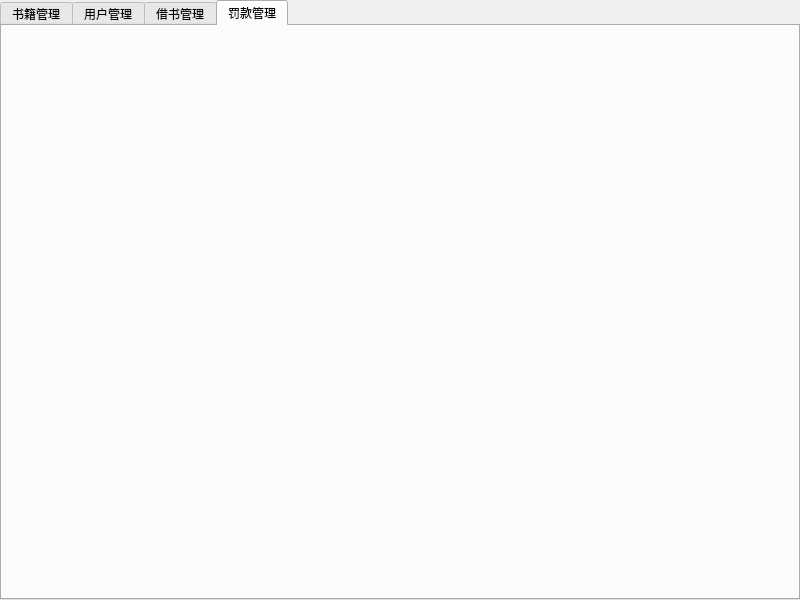
guojin9001/database, file admin.ui: the form before one commit.
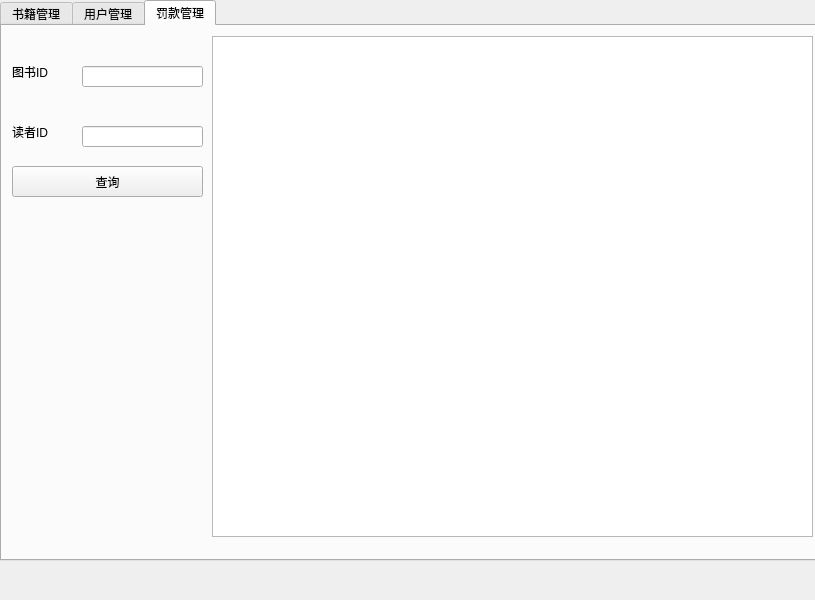
The form after the commit. The open tabs and pages were chosen to show the change. Icons and pictures are not drawn.

```diff
--- a/admin.ui
+++ b/admin.ui
@@ -6,7 +6,7 @@
    <rect>
     <x>0</x>
     <y>0</y>
-    <width>800</width>
+    <width>815</width>
     <height>600</height>
    </rect>
   </property>
@@ -18,8 +18,8 @@
     <rect>
      <x>0</x>
      <y>0</y>
-     <width>800</width>
-     <height>600</height>
+     <width>841</width>
+     <height>561</height>
     </rect>
    </property>
    <property name="currentIndex">
@@ -169,16 +169,151 @@
     <attribute name="title">
      <string>用户管理</string>
     </attribute>
-   </widget>
-   <widget class="QWidget" name="tab_3">
-    <attribute name="title">
-     <string>借书管理</string>
-    </attribute>
+    <widget class="QTableWidget" name="tableWidget_2">
+     <property name="geometry">
+      <rect>
+       <x>260</x>
+       <y>0</y>
+       <width>501</width>
+       <height>421</height>
+      </rect>
+     </property>
+    </widget>
+    <widget class="QWidget" name="formLayoutWidget">
+     <property name="geometry">
+      <rect>
+       <x>20</x>
+       <y>0</y>
+       <width>221</width>
+       <height>89</height>
+      </rect>
+     </property>
+     <layout class="QFormLayout" name="formLayout">
+      <item row="0" column="0">
+       <widget class="QLabel" name="label_11">
+        <property name="text">
+         <string>读者id</string>
+        </property>
+       </widget>
+      </item>
+      <item row="0" column="1">
+       <widget class="QLineEdit" name="lineEdit"/>
+      </item>
+      <item row="1" column="0">
+       <widget class="QLabel" name="label_12">
+        <property name="text">
+         <string>读者名</string>
+        </property>
+       </widget>
+      </item>
+      <item row="1" column="1">
+       <widget class="QLineEdit" name="lineEdit_2"/>
+      </item>
+      <item row="2" column="0">
+       <widget class="QPushButton" name="pushButton_4">
+        <property name="styleSheet">
+         <string notr="true">font: 87 14pt &quot;Arial Black&quot;;</string>
+        </property>
+        <property name="text">
+         <string> 查询</string>
+        </property>
+       </widget>
+      </item>
+      <item row="2" column="1">
+       <widget class="QPushButton" name="pushButton_5">
+        <property name="styleSheet">
+         <string notr="true">font: 87 14pt &quot;Arial Black&quot;;</string>
+        </property>
+        <property name="text">
+         <string>录入</string>
+        </property>
+       </widget>
+      </item>
+     </layout>
+    </widget>
    </widget>
    <widget class="QWidget" name="tab">
     <attribute name="title">
      <string>罚款管理</string>
     </attribute>
+    <widget class="QLabel" name="label_10">
+     <property name="geometry">
+      <rect>
+       <x>10</x>
+       <y>30</y>
+       <width>71</width>
+       <height>31</height>
+      </rect>
+     </property>
+     <property name="styleSheet">
+      <string notr="true">font: 87 14pt &quot;Arial Black&quot;;</string>
+     </property>
+     <property name="text">
+      <string>图书ID</string>
+     </property>
+    </widget>
+    <widget class="QLineEdit" name="lineEdit_6">
+     <property name="geometry">
+      <rect>
+       <x>80</x>
+       <y>40</y>
+       <width>121</width>
+       <height>21</height>
+      </rect>
+     </property>
+    </widget>
+    <widget class="QLabel" name="label_13">
+     <property name="geometry">
+      <rect>
+       <x>10</x>
+       <y>90</y>
+       <width>61</width>
+       <height>31</height>
+      </rect>
+     </property>
+     <property name="styleSheet">
+      <string notr="true">font: 87 14pt &quot;Arial Black&quot;;</string>
+     </property>
+     <property name="text">
+      <string>读者ID</string>
+     </property>
+    </widget>
+    <widget class="QLineEdit" name="lineEdit_8">
+     <property name="geometry">
+      <rect>
+       <x>80</x>
+       <y>100</y>
+       <width>121</width>
+       <height>21</height>
+      </rect>
+     </property>
+    </widget>
+    <widget class="QPushButton" name="pushButton_6">
+     <property name="geometry">
+      <rect>
+       <x>10</x>
+       <y>140</y>
+       <width>191</width>
+       <height>31</height>
+      </rect>
+     </property>
+     <property name="styleSheet">
+      <string notr="true">font: 87 14pt &quot;Arial Black&quot;;</string>
+     </property>
+     <property name="text">
+      <string>查询</string>
+     </property>
+    </widget>
+    <widget class="QTableWidget" name="tableWidget_3">
+     <property name="geometry">
+      <rect>
+       <x>210</x>
+       <y>10</y>
+       <width>601</width>
+       <height>501</height>
+      </rect>
+     </property>
+    </widget>
    </widget>
   </widget>
  </widget>
```
Left out of the diff: 75 changed lines with no effect on the pictures.
